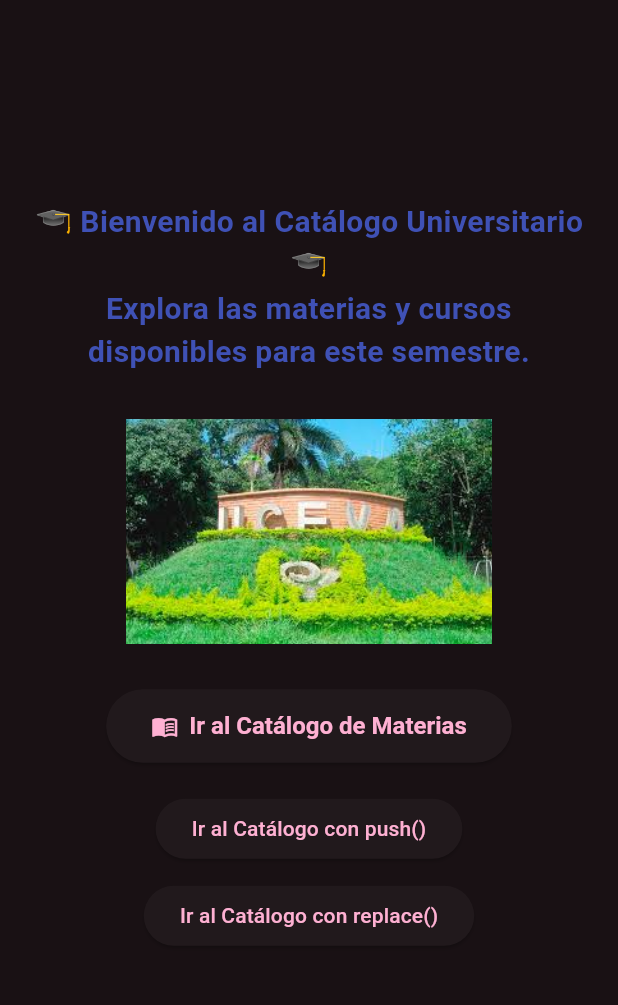
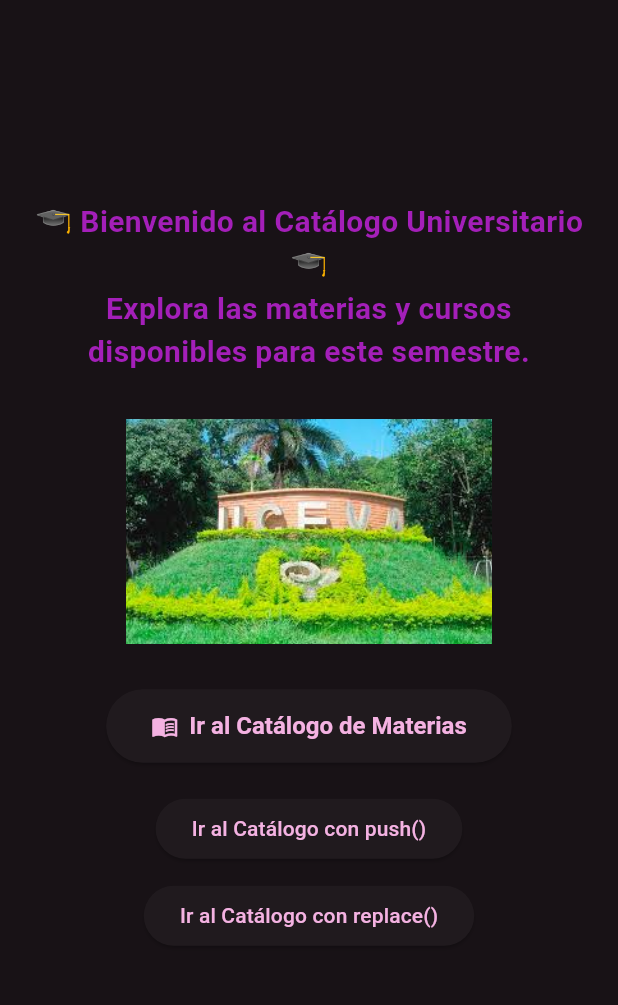
Before and after one commit to Angie-Natalia-Cobo-Vasquez/TalleresMoviles, a Flutter app: the screen it shows after launch, on a phone screen of 412 x 824 dp, the part 84-1089 px from its top. Run offline on Flutter 3.47's test engine with Material 3 defaults, Android fonts, the phone set to English and light mode, and no system bars; our stand-ins replace go_router.

```diff
--- a/lib/main.dart
+++ b/lib/main.dart
@@ -12,8 +12,9 @@ class MyApp extends StatelessWidget {
   @override
   Widget build(BuildContext context) {
     return MaterialApp.router(
+      debugShowCheckedModeBanner: false,
       theme: AppTheme.darkTheme,
-      title: 'Tienda de ropa',
+      title: 'Catálogo Universitario - Angie Cobo (230222011)',
       routerConfig: appRouter,
     );
   }
--- a/lib/routes/app_router.dart
+++ b/lib/routes/app_router.dart
@@ -4,6 +4,8 @@ import 'package:talleresmoviles/views/ciclo_vida/ciclo_vida_screen.dart';
 import 'package:talleresmoviles/views/perfil/perfil_screen.dart';
 import 'package:talleresmoviles/views/perfil/perfil_detalle_screen.dart';
 import '../views/home/home_screen.dart';
+import 'package:talleresmoviles/views/cursos/cursos_screen.dart';
+import 'package:talleresmoviles/views/eventos/eventos_screen.dart';
 
 final GoRouter appRouter = GoRouter(
   routes: [
@@ -44,6 +46,20 @@ final GoRouter appRouter = GoRouter(
       builder: (context, state) => const CatalogoScreen(),
     ),
 
+    // Cursos
+    GoRoute(
+      path: '/cursos',
+      name: 'cursos',
+      builder: (context, state) => const CursosScreen(),
+    ),
+
+    // Eventos
+    GoRoute(
+      path: '/eventos',
+      name: 'eventos',
+      builder: (context, state) => const EventosScreen(),
+    ),
+
     // Ciclo de vida
     GoRoute(
       path: '/ciclo-vida', // ruta oficial
--- a/lib/themes/app_theme.dart
+++ b/lib/themes/app_theme.dart
@@ -6,7 +6,7 @@ class AppTheme {
   static ThemeData get darkTheme {
     return ThemeData(
       colorScheme: ColorScheme.fromSeed(
-        seedColor: const Color.fromARGB(255, 245, 42, 167),
+        seedColor: const Color.fromARGB(255, 215, 29, 197),
         brightness: Brightness.dark, // Tema claro
       ),
       useMaterial3: true,
@@ -22,7 +22,7 @@ class AppTheme {
       ),
       drawerTheme: const DrawerThemeData(
         elevation: 0,
-        backgroundColor: Color.fromARGB(255, 116, 114, 115),
+        backgroundColor: Color.fromARGB(255, 32, 31, 32),
       ),
       textTheme: const TextTheme(
         bodyLarge: TextStyle(color: Color.fromARGB(221, 255, 255, 255)),
--- a/lib/views/ciclo_vida/ciclo_vida_screen.dart
+++ b/lib/views/ciclo_vida/ciclo_vida_screen.dart
@@ -89,7 +89,7 @@ class CicloVidaScreenState extends State<CicloVidaScreen> {
               icon: const Icon(Icons.arrow_back),
               label: const Text("Volver al Home"),
               style: ElevatedButton.styleFrom(
-                backgroundColor: Colors.blueAccent,
+                backgroundColor: const Color.fromARGB(255, 165, 60, 191),
                 foregroundColor: Colors.white,
               ),
             ),
--- a/lib/views/home/home_screen.dart
+++ b/lib/views/home/home_screen.dart
@@ -25,7 +25,7 @@ class HomeScreen extends StatelessWidget {
               style: TextStyle(
                 fontSize: 20,
                 fontWeight: FontWeight.bold,
-                color: Colors.indigo,
+                color: Color.fromARGB(255, 164, 31, 185),
               ),
               textAlign: TextAlign.center,
             ),
```
Also changed, not shown: lib/views/cursos/cursos_screen.dart (added, +27 -0 lines), lib/views/eventos/eventos_screen.dart (added, +27 -0 lines), assets/capturas/Captura 8.jpg (added), assets/capturas/Captura3.jpg (added), assets/capturas/Captura4.jpg (added), assets/capturas/Captura5.jpg (added), assets/capturas/Captura6.jpg (added), assets/capturas/Captura7.jpg (added), assets/capturas/Captura9.jpg (added), 1 other file.
